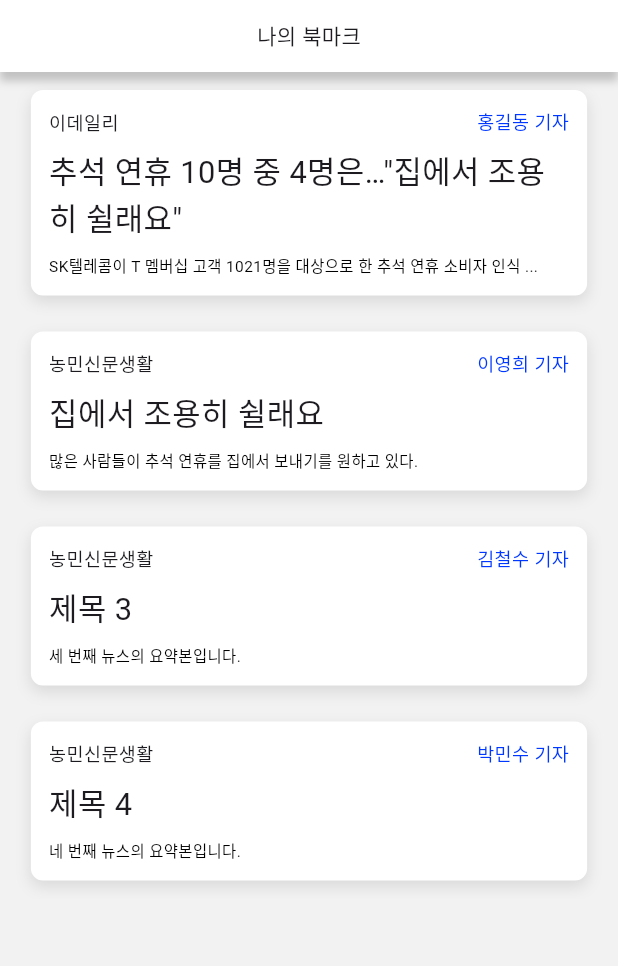
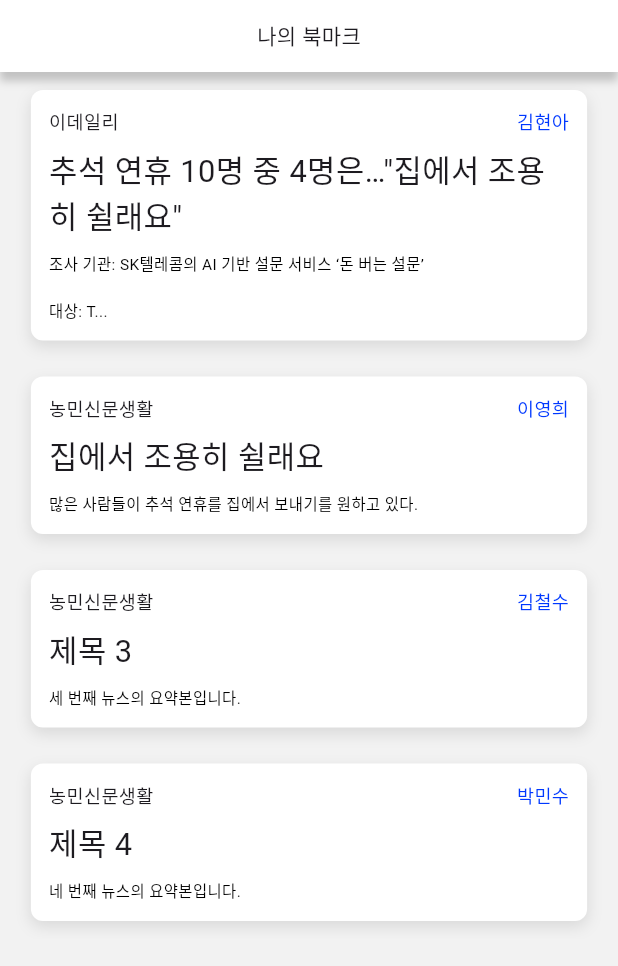
Before and after one commit to tteeyongPing/Frontend, a Flutter app: the BookmarkPage screen opened directly, on a phone screen of 412 x 824 dp. Shown: the top 966 px of the screen. Run offline on Flutter 3.47's test engine with Material 3 defaults, Android fonts, the phone set to English and light mode, and no system bars; our stand-ins replace flutter_vector_icons, font_awesome_flutter, shared_preferences, typicons_flutter; accounts and stored records are empty.

Commit message:
되돌리기

```diff
--- a/newsee/lib/data/SampleNews.dart
+++ b/newsee/lib/data/SampleNews.dart
@@ -9,6 +9,24 @@ List<News> allNewsData = [
     title: '추석 연휴 10명 중 4명은…"집에서 조용히 쉴래요"',
     date: '2024년 8월 22일',
     content: '''
+추석연휴, 가족 방문 42.7%, 집에서 휴식 40.3%
+SK텔레콤 AI기반 설문 서비스
+T멤버십 고객 대상..1021명 참여
+10명 중 6명은 추석에 기대감 없어
+차례 치르는 가정 40%에 불과
+
+[이데일리 김현아 기자] SK텔레콤(017670)이 자사의 AI 기반 설문 서비스 ‘돈 버는 설문’을 통해 2024년 추석 연휴에 대한 소비자 인식을 조사하고, 결과를 자사 뉴스룸에 공개했다. 이번 조사는 2024년 8월 21일 T 멤버십 고객을 대상으로 진행되었으며, 총 1021명이 참여했다.
+
+설문 결과에 따르면, 응답자의 42.7%만이 ‘고향 또는 가족, 친척 방문’을 계획하고 있다고 답했다.특히, ‘집에서 휴식’을 계획하는 응답자는 40.3%로, 긴 연휴 동안 특별한 이동 계획 없이 조용히 쉬는 것을 선호하는 사람들이 많은 것으로 나타났다.
+
+추석 연휴에 주로 누구와 시간을 보낼 계획인지 묻는 질문에 ‘직계가족과 함께 지낸다’고 답한 비율은 55%였으며, 부모나 자녀를 방문하거나 방문 오는 경우는 80%에 가까운 것으로 조사됐다.
+
+여행 계획 감소세
+
+추석 연휴 여행에 대한 질문에 ‘계획 중’이라고 응답한 비율은 17.2%로, 대다수의 응답자는 ‘여행 계획이 없다’고 답변했다(67.5%). 작년 추석에 국내/해외 여행을 다녀왔다는 응답자는 전체의 19.7%로, 지난해에 비해 2.5% 감소한 것으로 나타났다.
+''',
+    newspaper: '이데일리',
+    summary: '''
 조사 기관: SK텔레콤의 AI 기반 설문 서비스 ‘돈 버는 설문’
 
 대상: T 멤버십 고객 1021명 (2024년 8월 21일 조사)
@@ -23,9 +41,7 @@ List<News> allNewsData = [
 - 작년 대비 감소: 지난해 추석 여행 경험 19.7%로 2.5% 감소
 - 기타: 응답자 중 10명 중 6명은 추석에 대한 기대감이 없다고 응답하며, 차례를 치르는 가정은 40%에 불과함.
 ''',
-    newspaper: '이데일리',
-    summary: 'SK텔레콤이 T 멤버십 고객 1021명을 대상으로 한 추석 연휴 소비자 인식 조사 결과를 발표했다.',
-    reporter: '홍길동 기자',
+    reporter: '김현아',
   ),
   News(
     newsId: 2,
@@ -36,7 +52,7 @@ List<News> allNewsData = [
         '경기관광공사, ‘달맞이 명소’ 6곳 추천\n가평 별빛정원, SNS서 별의 성지로 입소문\n수원화성 서장대, 성곽의 운치와 야경 일품',
     newspaper: '농민신문생활',
     summary: '많은 사람들이 추석 연휴를 집에서 보내기를 원하고 있다.',
-    reporter: '이영희 기자',
+    reporter: '이영희',
   ),
   News(
     newsId: 3,
@@ -46,7 +62,7 @@ List<News> allNewsData = [
     content: '이것은 세 번째 슬라이드의 내용입니다.',
     newspaper: '농민신문생활',
     summary: '세 번째 뉴스의 요약본입니다.',
-    reporter: '김철수 기자',
+    reporter: '김철수',
   ),
   News(
     newsId: 4,
@@ -56,7 +72,7 @@ List<News> allNewsData = [
     content: '이것은 네 번째 슬라이드의 내용입니다.',
     newspaper: '농민신문생활',
     summary: '네 번째 뉴스의 요약본입니다.',
-    reporter: '박민수 기자',
+    reporter: '박민수',
   ),
   News(
     newsId: 5,
@@ -66,7 +82,7 @@ List<News> allNewsData = [
     content: '이것은 다섯 번째 슬라이드의 내용입니다.',
     newspaper: '농민신문생활',
     summary: '다섯 번째 뉴스의 요약본입니다.',
-    reporter: '최수민 기자',
+    reporter: '최수민',
   ),
   News(
     newsId: 6,
@@ -76,7 +92,7 @@ List<News> allNewsData = [
     content: '이것은 여섯 번째 슬라이드의 내용입니다.',
     newspaper: '농민신문생활',
     summary: '여섯 번째 뉴스의 요약본입니다.',
-    reporter: '윤지훈 기자',
+    reporter: '윤지훈',
   ),
 ];
 
```
